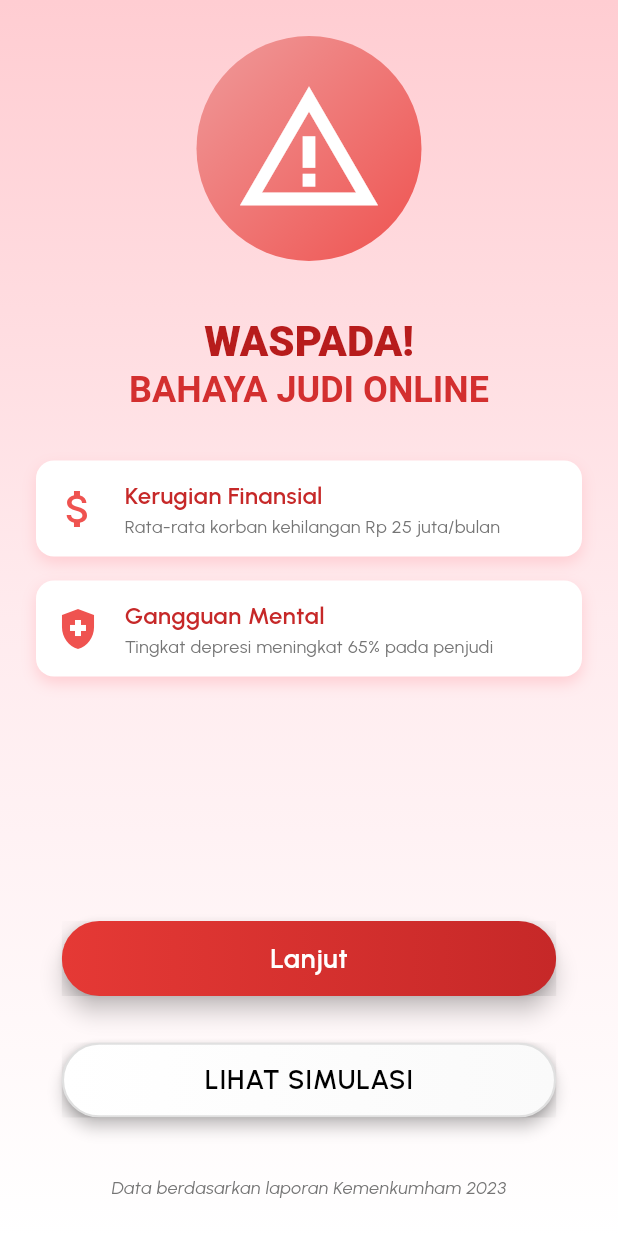
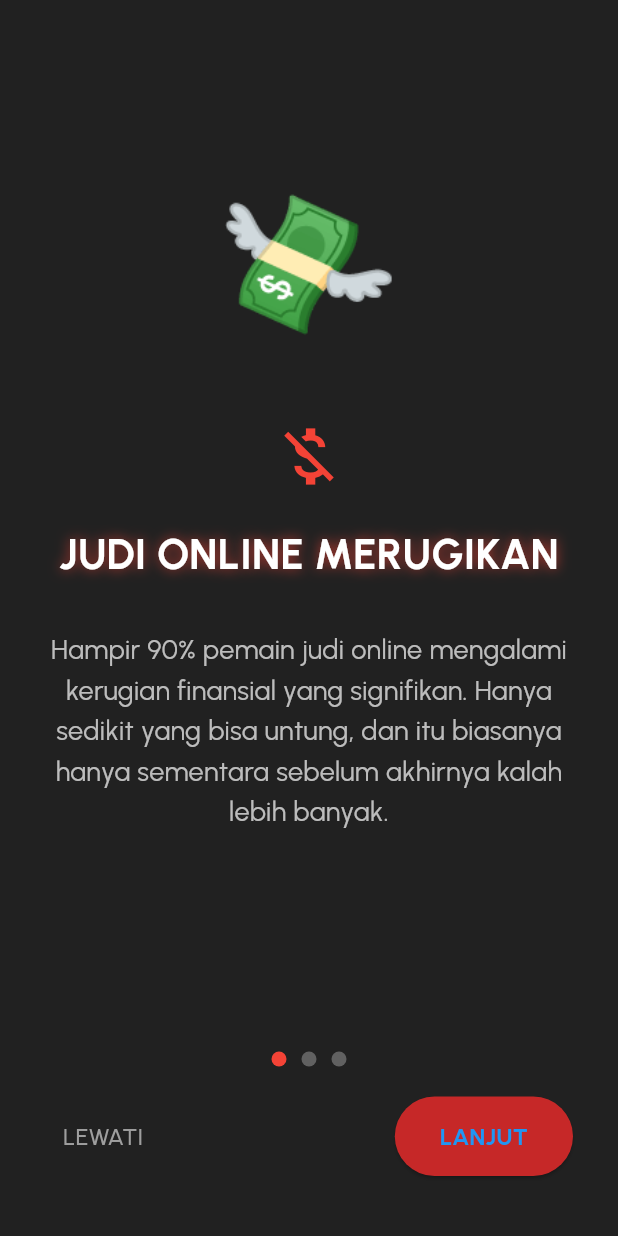
Before and after one commit to Fikri-rmd/skripsi_simulasi_gambling, a Flutter app: the screen it shows after launch, on a phone screen of 412 x 824 dp. Run offline on Flutter 3.47's test engine with Material 3 defaults, Android fonts, the phone set to English and light mode, and no system bars; our stand-ins replace firebase_auth, firebase_core, font_awesome_flutter, google_fonts, google_sign_in, infinite_carousel and 1 more; accounts and stored records are empty.

Commit message:
mengubah welcome screen manjadi onboarding screen dan juga menambahkan login as guest

```diff
--- a/lib/main.dart
+++ b/lib/main.dart
@@ -1,13 +1,16 @@
 import 'package:firebase_auth/firebase_auth.dart';
 import 'package:firebase_auth101/firebase_options.dart';
-import 'package:firebase_auth101/screens/welcome_screen.dart';
+import 'package:firebase_auth101/screens/login_screen.dart';
+import 'package:firebase_auth101/screens/onboarding_screen.dart';
+
 import 'package:firebase_auth101/slot/test_slot.dart';
 import 'package:firebase_core/firebase_core.dart';
 import 'package:flutter/material.dart';
 import 'package:google_fonts/google_fonts.dart';
+import 'package:shared_preferences/shared_preferences.dart';
 
 void main() async {
-   WidgetsFlutterBinding.ensureInitialized();
+  WidgetsFlutterBinding.ensureInitialized();
   await Firebase.initializeApp(options: DefaultFirebaseOptions.currentPlatform);
   runApp(const MyApp());
 }
@@ -22,18 +25,38 @@ class MyApp extends StatelessWidget {
       debugShowCheckedModeBanner: false,
       title: 'Flutter Demo',
       theme: ThemeData(
-        textTheme: GoogleFonts.urbanistTextTheme(), colorScheme: ColorScheme.fromSwatch(primarySwatch: Colors.blue).copyWith(background: Colors.red),
+        textTheme: GoogleFonts.urbanistTextTheme(),
+        colorScheme: ColorScheme.fromSwatch(primarySwatch: Colors.blue).copyWith(background: Colors.red),
       ),
-      home: StreamBuilder(
-        stream: FirebaseAuth.instance.authStateChanges(),
+      home: FutureBuilder(
+        future: _checkOnboardingStatus(),
         builder: (context, snapshot) {
-          if (snapshot.hasData) {
-            return const SlotGameScreen();
+          if (snapshot.connectionState == ConnectionState.waiting) {
+            return const Center(child: CircularProgressIndicator());
           } else {
-            return const WelcomeScreen();
+            final bool onboardingShown = snapshot.data ?? false;
+            if (!onboardingShown) {
+              return const OnboardingScreen();
+            } else {
+              return StreamBuilder(
+                stream: FirebaseAuth.instance.authStateChanges(),
+                builder: (context, snapshot) {
+                  if (snapshot.hasData) {
+                    return const SlotGameScreen();
+                  } else {
+                    return const LoginScreen();
+                  }
+                },
+              );
+            }
           }
         },
       ),
     );
   }
+
+  Future<bool> _checkOnboardingStatus() async {
+    final prefs = await SharedPreferences.getInstance();
+    return prefs.getBool('onboardingShown') ?? false;
+  }
 }
--- /dev/null
+++ b/lib/screens/onboarding_screen.dart
@@ -0,0 +1,199 @@
+// onboarding_screen.dart
+import 'package:firebase_auth101/screens/login_screen.dart';
+import 'package:flutter/material.dart';
+import 'package:shared_preferences/shared_preferences.dart';
+// import 'package:firebase_auth101/screens/welcome_screen.dart'; // Adjust import path
+
+class OnboardingScreen extends StatefulWidget {
+  const OnboardingScreen({super.key});
+
+  @override
+  State<OnboardingScreen> createState() => _OnboardingScreenState();
+}
+
+class _OnboardingScreenState extends State<OnboardingScreen> {
+  final PageController _pageController = PageController();
+  int _currentPage = 0;
+
+  final List<Map<String, dynamic>> _onboardingData = [
+    {
+      "title": "JUDI ONLINE MERUGIKAN",
+      "description": "Hampir 90% pemain judi online mengalami kerugian finansial yang signifikan. Hanya sedikit yang bisa untung, dan itu biasanya hanya sementara sebelum akhirnya kalah lebih banyak.",
+      "icon": Icons.money_off,
+      "color": Colors.red,
+      "image": "💸",
+    },
+    {
+      "title": "KETERGANTUNGAN YANG MEMATIKAN",
+      "description": "Judi online dirancang untuk membuat pemain ketagihan. Mekanisme reward yang tidak menentu membuat otak terus mencari sensasi menang, menyebabkan ketergantungan psikologis yang sulit dihentikan.",
+      "icon": Icons.warning,
+      "color": Colors.orange,
+      "image": "🧠",
+    },
+    {
+      "title": "PENGHANCUR KEHIDUPAN",
+      "description": "Dampak judi tidak hanya finansial, tetapi juga menghancurkan hubungan keluarga, karir, dan kesehatan mental. Banyak kasus berakhir dengan depresi, hutang menumpuk, bahkan bunuh diri.",
+      "icon": Icons.health_and_safety,
+      "color": Colors.deepPurple,
+      "image": "🚫",
+    },
+  ];
+
+  Future<void> _completeOnboarding() async {
+    final prefs = await SharedPreferences.getInstance();
+    await prefs.setBool('onboardingShown', true);
+  }
+
+  @override
+  Widget build(BuildContext context) {
+    return Scaffold(
+      backgroundColor: Colors.grey[900],
+      body: SafeArea(
+        child: Column(
+          children: [
+            Expanded(
+              child: PageView.builder(
+                controller: _pageController,
+                itemCount: _onboardingData.length,
+                onPageChanged: (int page) {
+                  setState(() {
+                    _currentPage = page;
+                  });
+                },
+                itemBuilder: (context, index) {
+                  return _buildOnboardingPage(_onboardingData[index]);
+                },
+              ),
+            ),
+            _buildProgressIndicator(),
+            _buildNavigationButtons(context),
+            const SizedBox(height: 20),
+          ],
+        ),
+      ),
+    );
+  }
+
+  Widget _buildOnboardingPage(Map<String, dynamic> data) {
+    return Padding(
+      padding: const EdgeInsets.all(30.0),
+      child: Column(
+        mainAxisAlignment: MainAxisAlignment.center,
+        children: [
+          Text(
+            data["image"],
+            style: const TextStyle(fontSize: 100),
+          ),
+          const SizedBox(height: 30),
+          Icon(
+            data["icon"],
+            size: 50,
+            color: data["color"],
+          ),
+          const SizedBox(height: 20),
+          Text(
+            data["title"],
+            textAlign: TextAlign.center,
+            style: TextStyle(
+              fontSize: 28,
+              fontWeight: FontWeight.bold,
+              color: Colors.white,
+              shadows: [
+                Shadow(
+                  blurRadius: 10,
+                  color: data["color"].withOpacity(0.7),
+                ),
+              ],
+            ),
+          ),
+          const SizedBox(height: 30),
+          Text(
+            data["description"],
+            textAlign: TextAlign.center,
+            style: const TextStyle(
+              fontSize: 18,
+              color: Colors.white70,
+              height: 1.5,
+            ),
+          ),
+          const SizedBox(height: 40),
+        ],
+      ),
+    );
+  }
+
+  Widget _buildProgressIndicator() {
+    return Row(
+      mainAxisAlignment: MainAxisAlignment.center,
+      children: List.generate(
+        _onboardingData.length,
+        (index) => Container(
+          width: 10,
+          height: 10,
+          margin: const EdgeInsets.symmetric(horizontal: 5),
+          decoration: BoxDecoration(
+            shape: BoxShape.circle,
+            color: _currentPage == index ? Colors.red : Colors.grey[700],
+          ),
+        ),
+      ),
+    );
+  }
+
+  Widget _buildNavigationButtons(BuildContext context) {
+    return Padding(
+      padding: const EdgeInsets.symmetric(horizontal: 30, vertical: 20),
+      child: Row(
+        mainAxisAlignment: MainAxisAlignment.spaceBetween,
+        children: [
+          TextButton(
+            onPressed: () {
+              _completeOnboarding();
+              Navigator.pushReplacement(
+                context,
+                MaterialPageRoute(builder: (context) => const LoginScreen()),
+              );
+            },
+            child: const Text(
+              "LEWATI",
+              style: TextStyle(
+                color: Colors.grey,
+                fontSize: 16,
+              ),
+            ),
+          ),
+          ElevatedButton(
+            onPressed: () {
+              if (_currentPage == _onboardingData.length - 1) {
+                _completeOnboarding();
+                Navigator.pushReplacement(
+                  context,
+                  MaterialPageRoute(builder: (context) => const LoginScreen()),
+                );
+              } else {
+                _pageController.nextPage(
+                  duration: const Duration(milliseconds: 500),
+                  curve: Curves.easeInOut,
+                );
+              }
+            },
+            style: ElevatedButton.styleFrom(
+              backgroundColor: Colors.red[800],
+              padding: const EdgeInsets.symmetric(horizontal: 30, vertical: 15),
+              shape: RoundedRectangleBorder(
+                borderRadius: BorderRadius.circular(30),
+              ),
+            ),
+            child: Text(
+              _currentPage == _onboardingData.length - 1 ? "MASUK" : "LANJUT",
+              style: const TextStyle(
+                fontSize: 16,
+                fontWeight: FontWeight.bold,
+              ),
+            ),
+          ),
+        ],
+      ),
+    );
+  }
+}
--- a/lib/screens/welcome_screen.dart
+++ /dev/null
@@ -1,191 +0,0 @@
-import 'package:firebase_auth101/screens/login_screen.dart';
-import 'package:firebase_auth101/slot/test_slot.dart';
-import 'package:firebase_auth101/widgets/customized_button.dart';
-import 'package:flutter/material.dart';
-
-class WelcomeScreen extends StatelessWidget {
-  const WelcomeScreen({Key? key}) : super(key: key);
-
-  @override
-  Widget build(BuildContext context) {
-    return Scaffold(
-      body: Container(
-        decoration: BoxDecoration(
-          gradient: LinearGradient(
-            begin: Alignment.topCenter,
-            end: Alignment.bottomCenter,
-            colors: [
-              Colors.red.shade100,
-              Colors.red.shade50,
-              Colors.white,
-            ],
-          ),
-        ),
-        child: Padding(
-          padding: const EdgeInsets.all(24.0),
-          child: Column(
-            mainAxisAlignment: MainAxisAlignment.center,
-            children: [
-              Stack(
-                alignment: Alignment.center,
-                children: [
-                  Container(
-                    width: 150,
-                    height: 150,
-                    decoration: BoxDecoration(
-                      gradient: LinearGradient(
-                        colors: [
-                          Colors.red.shade200,
-                          Colors.red.shade400,
-                        ],
-                        begin: Alignment.topLeft,
-                        end: Alignment.bottomRight,
-                      ),
-                      shape: BoxShape.circle,
-                    ),
-                  ),
-                  const Icon(Icons.warning_amber,
-                      size: 100, color: Colors.white),
-                ],
-              ),
-              const SizedBox(height: 30),
-              RichText(
-                textAlign: TextAlign.center,
-                text: TextSpan(
-                  children: [
-                    TextSpan(
-                      text: "WASPADA!\n",
-                      style: TextStyle(
-                        fontSize: 28,
-                        fontWeight: FontWeight.w900,
-                        color: Colors.red.shade900,
-                        height: 1.5,
-                      ),
-                    ),
-                    TextSpan(
-                      text: "BAHAYA JUDI ONLINE",
-                      style: TextStyle(
-                        fontSize: 24,
-                        fontWeight: FontWeight.w600,
-                        color: Colors.red.shade700,
-                      ),
-                    ),
-                  ],
-                ),
-              ),
-              const SizedBox(height: 25),
-              _buildInfoCard(
-                icon: Icons.attach_money,
-                title: "Kerugian Finansial",
-                subtitle: "Rata-rata korban kehilangan Rp 25 juta/bulan",
-              ),
-              _buildInfoCard(
-                icon: Icons.health_and_safety,
-                title: "Gangguan Mental",
-                subtitle: "Tingkat depresi meningkat 65% pada penjudi",
-              ),
-              const Spacer(),
-              CustomizedButton(
-                buttonText: "Lanjut",
-                buttonColor: Colors.red,
-                textColor: Colors.white,
-                gradient: LinearGradient(
-                  colors: [
-                    Colors.red.shade600,
-                    Colors.red.shade800
-                  ],
-                ),
-                elevation: 6,
-                borderRadius: 25,
-                height: 50,
-                width: MediaQuery.of(context).size.width * 0.8,
-                borderColor: Colors.transparent,
-                onPressed: () {
-                  Navigator.push(context,
-                      MaterialPageRoute(builder: (_) => const LoginScreen()));
-                },
-              ),
-              const SizedBox(height: 15),
-              CustomizedButton(
-                buttonText: "LIHAT SIMULASI",
-                buttonColor: Colors.white,
-                textColor: Colors.black,
-                gradient: LinearGradient(
-                  colors: [
-                    Colors.white,
-                    Colors.grey.shade50
-                  ],
-                ),
-                elevation: 4,
-                borderRadius: 25,
-                height: 50,
-                width: MediaQuery.of(context).size.width * 0.8,
-                borderColor: Colors.grey.shade300,
-                onPressed: () {
-                  Navigator.push(context,
-                      MaterialPageRoute(builder: (_) => const SlotGameScreen()));
-                },
-              ),
-              const SizedBox(height: 30),
-              Text(
-                "Data berdasarkan laporan Kemenkumham 2023",
-                style: TextStyle(
-                  color: Colors.grey.shade600,
-                  fontSize: 12,
-                  fontStyle: FontStyle.italic,
-                ),
-              ),
-            ],
-          ),
-        ),
-      ),
-    );
-  }
-
-  Widget _buildInfoCard({
-    required IconData icon,
-    required String title,
-    required String subtitle,
-  }) {
-    return Container(
-      width: double.infinity,
-      margin: const EdgeInsets.symmetric(vertical: 8),
-      padding: const EdgeInsets.all(12),
-      decoration: BoxDecoration(
-        color: Colors.white,
-        borderRadius: BorderRadius.circular(12),
-        boxShadow: [
-          BoxShadow(
-            color: Colors.red.shade100,
-            blurRadius: 8,
-            offset: const Offset(0, 4),
-          )
-        ],
-      ),
-      child: Row(
-        children: [
-          Icon(icon, color: Colors.red.shade400, size: 32),
-          const SizedBox(width: 15),
-          Expanded(
-            child: Column(
-              crossAxisAlignment: CrossAxisAlignment.start,
-              children: [
-                Text(title,
-                    style: TextStyle(
-                      fontSize: 16,
-                      fontWeight: FontWeight.w600,
-                      color: Colors.red.shade800,
-                    )),
-                Text(subtitle,
-                    style: TextStyle(
-                      fontSize: 12,
-                      color: Colors.grey.shade600,
-                    )),
-              ],
-            ),
-          ),
-        ],
-      ),
-    );
-  }
-}
--- a/pubspec.yaml
+++ b/pubspec.yaml
@@ -28,6 +28,7 @@ dependencies:
   lottie: ^2.7.0
   flutter_animated_button: ^2.0.4
   infinite_carousel: ^1.0.2
+  shared_preferences: ^2.2.2
 
   # State Management
   provider: ^6.1.2
```
Also changed, not shown: lib/screens/login_screen.dart (+87 -6 lines), lib/services/firebase_auth_service.dart (+8 -0 lines), lib/slot/test_slot.dart (+14 -2 lines), pubspec.lock, 1 other file.
